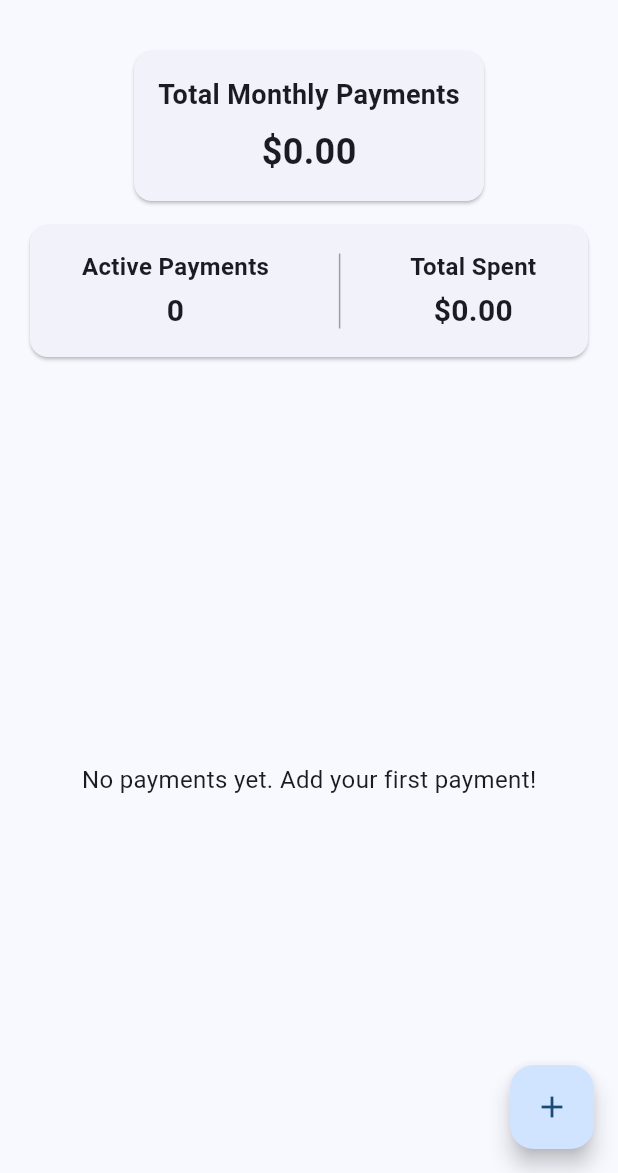
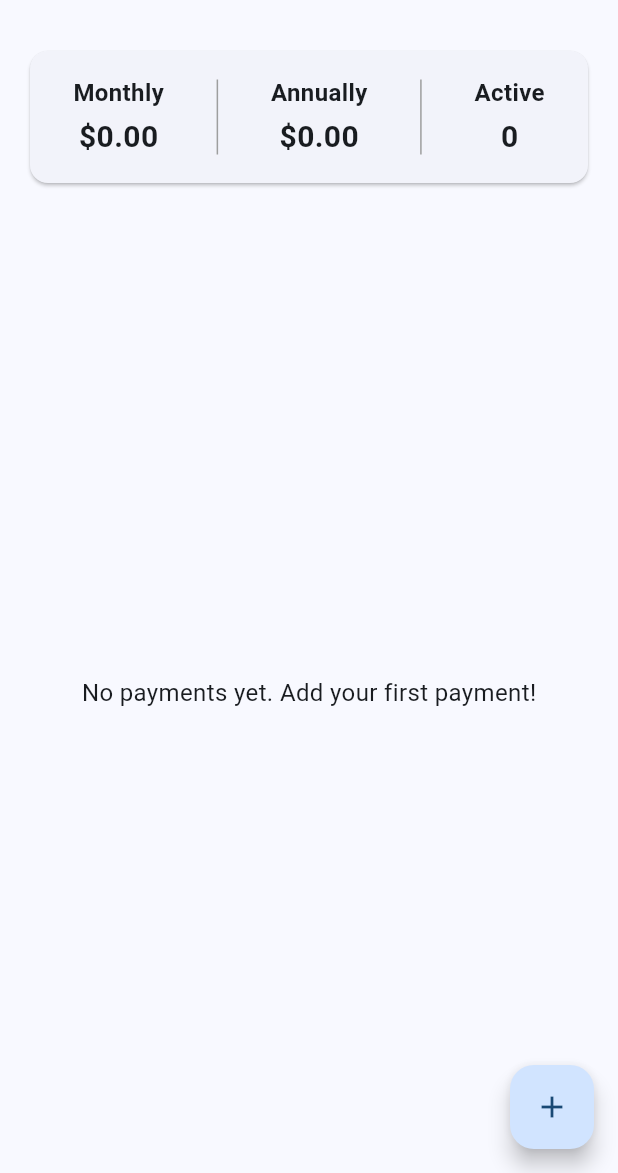
Before and after one commit to Mistribe/SubTracker, a Flutter app: the screen it shows after launch, on a phone screen of 412 x 824 dp, the part 63-1236 px from its top. Run offline on Flutter 3.47's test engine with Material 3 defaults, Android fonts, the phone set to English and light mode, and no system bars; our stand-ins replace hive, hive_flutter; accounts and stored records are empty.

Commit message:
Redesign summary cards on `HomeScreen` for concise layout and enhanced clarity. Add start/end date selectors and flexible duration handling in `EditPaymentForm`. Remove unused "Add Payment History" button from `PaymentDetailScreen`. Refactor validation, UI updates, and provider integration for improved usability.

```diff
--- a/mobile/lib/screens/home_screen.dart
+++ b/mobile/lib/screens/home_screen.dart
@@ -32,51 +32,20 @@ class HomeScreen extends StatelessWidget {
       ),
       body: Column(
         children: [
-          // Summary cards
+          // Summary card - more concise with monthly and annual costs
           Padding(
             padding: const EdgeInsets.all(16.0),
-            child: Column(
-              children: [
-                // Monthly total card
-                Card(
-                  child: Padding(
-                    padding: const EdgeInsets.all(16.0),
-                    child: Column(
-                      children: [
-                        const Text(
-                          'Total Monthly Payments',
-                          style: TextStyle(
-                            fontSize: 18,
-                            fontWeight: FontWeight.bold,
-                          ),
-                        ),
-                        const SizedBox(height: 8),
-                        Text(
-                          '\$${paymentProvider.totalMonthlyCost.toStringAsFixed(2)}',
-                          style: const TextStyle(
-                            fontSize: 24,
-                            fontWeight: FontWeight.bold,
-                          ),
-                        ),
-                      ],
-                    ),
-                  ),
-                ),
-
-                const SizedBox(height: 8),
-
-                // Active payments and total spent card
-                Card(
+            child: Card(
               child: Padding(
                 padding: const EdgeInsets.all(16.0),
                 child: Row(
                   mainAxisAlignment: MainAxisAlignment.spaceAround,
                   children: [
-                        // Active payments count
+                    // Monthly cost
                     Column(
                       children: [
                         const Text(
-                              'Active Payments',
+                          'Monthly',
                           style: TextStyle(
                             fontSize: 16,
                             fontWeight: FontWeight.bold,
@@ -84,7 +53,7 @@ class HomeScreen extends StatelessWidget {
                         ),
                         const SizedBox(height: 4),
                         Text(
-                              '${paymentProvider.activePaymentsCount}',
+                          '\$${paymentProvider.totalMonthlyCost.toStringAsFixed(2)}',
                           style: const TextStyle(
                             fontSize: 20,
                             fontWeight: FontWeight.bold,
@@ -103,11 +72,11 @@ class HomeScreen extends StatelessWidget {
                       ),
                     ),
 
-                        // Total amount spent
+                    // Annual cost
                     Column(
                       children: [
                         const Text(
-                              'Total Spent',
+                          'Annually',
                           style: TextStyle(
                             fontSize: 16,
                             fontWeight: FontWeight.bold,
@@ -115,7 +84,38 @@ class HomeScreen extends StatelessWidget {
                         ),
                         const SizedBox(height: 4),
                         Text(
-                              '\$${paymentProvider.totalAmountSpent.toStringAsFixed(2)}',
+                          '\$${(paymentProvider.totalMonthlyCost * 12).toStringAsFixed(2)}',
+                          style: const TextStyle(
+                            fontSize: 20,
+                            fontWeight: FontWeight.bold,
+                          ),
+                        ),
+                      ],
+                    ),
+
+                    // Vertical divider
+                    const SizedBox(
+                      height: 50,
+                      child: VerticalDivider(
+                        thickness: 1,
+                        width: 20,
+                        color: Colors.grey,
+                      ),
+                    ),
+
+                    // Active payments count
+                    Column(
+                      children: [
+                        const Text(
+                          'Active',
+                          style: TextStyle(
+                            fontSize: 16,
+                            fontWeight: FontWeight.bold,
+                          ),
+                        ),
+                        const SizedBox(height: 4),
+                        Text(
+                          '${paymentProvider.activePaymentsCount}',
                           style: const TextStyle(
                             fontSize: 20,
                             fontWeight: FontWeight.bold,
@@ -126,8 +126,6 @@ class HomeScreen extends StatelessWidget {
                   ],
                 ),
               ),
-                ),
-              ],
             ),
           ),
 
```
Also changed, not shown: mobile/lib/screens/payment_detail_screen.dart (+0 -7 lines), mobile/lib/widgets/edit_payment_form.dart (+164 -77 lines). Lines whose indentation alone changed are shown as unchanged.
